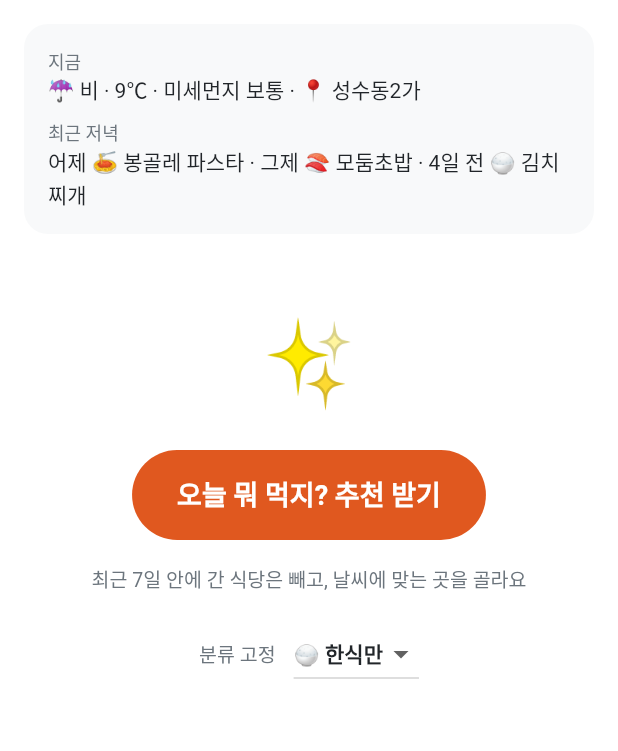
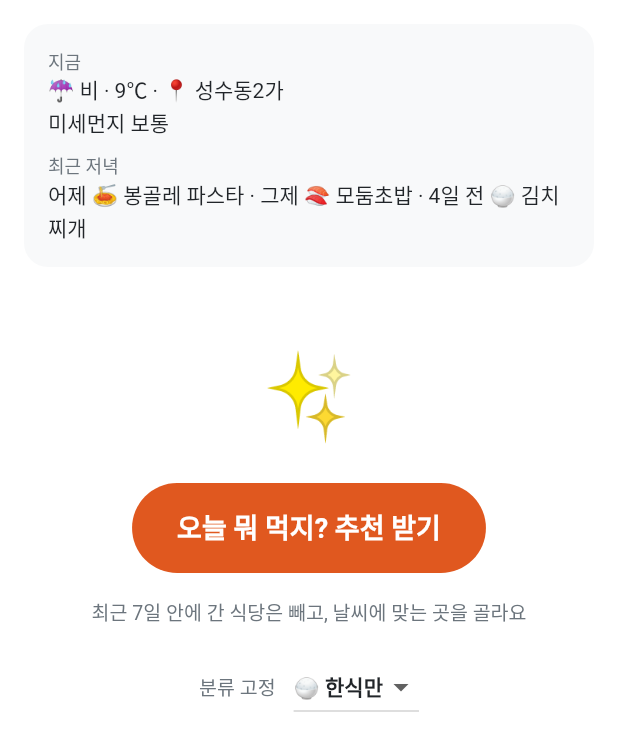
Before and after one commit to csnam-nature/DinnerDecision, a Flutter app: the _StartView widget shown alone on an empty page, opened directly with empty values, on a phone screen of 412 x 824 dp. Shown: the top 751 px of the screen. Run offline on Flutter 3.47's test engine with Material 3 defaults, Android fonts, the phone set to English and light mode, and no system bars; our stand-ins replace dio, drift, drift_flutter, file_picker, firebase_core, firebase_crashlytics and 6 more; missing offline and left inert: firebase_app_check, flutter_naver_map; accounts and stored records are empty; generated files the repository leaves out were written again; Roboto replaces fonts that are missing (Pretendard).

Commit message:
Show PM10 and PM2.5 values and grades under the weather line
- Server: dustDetail now carries pm10Level and pm25Level (1-hour grade
  first) next to the concentrations
- App: Weather.air (AirQuality) from dustDetail; a second line reads
  "미세먼지 나쁨 85㎍/㎥ · 초미세먼지 보통 30㎍/㎥", shows only what is
  available, and falls back to the overall grade (sample weather)
- Nearby and recommend screens use the two-line WeatherSummary

Co-Authored-By: Claude Opus 5.5 <noreply@anthropic.com>
Claude-Session: https://claude.ai/code/session_01T3bk3sbjzwMgoUsSMB6gAi

```diff
--- a/app/lib/app/widgets/weather_text.dart
+++ b/app/lib/app/widgets/weather_text.dart
@@ -1,10 +1,41 @@
 import 'package:flutter_riverpod/flutter_riverpod.dart';
+import 'package:material_ui/material_ui.dart';
 
 import '../../domain/models/weather.dart';
 
-/// 화면 위쪽에 보이는 날씨 한 줄.
+/// 화면 위쪽에 보이는 날씨 한 줄 (하늘·기온). 미세먼지는 [dustLine]으로 따로.
 String weatherLine(AsyncValue<Weather?> weather) => switch (weather) {
-  AsyncData(value: final w?) => w.summaryWithDust,
+  AsyncData(value: final w?) => w.summary,
   AsyncData() || AsyncError() => '날씨 정보 없음',
   _ => '날씨를 확인하는 중…',
 };
+
+/// 미세먼지 줄. 예: "미세먼지 나쁨 85㎍/㎥ · 초미세먼지 보통 30㎍/㎥". 모르면 null.
+String? dustLine(AsyncValue<Weather?> weather) => weather.value?.dustLine;
+
+/// 날씨 줄 + (있으면) 미세먼지 줄. [suffix]는 날씨 줄 뒤에 붙인다 (예: 위치 이름).
+class WeatherSummary extends StatelessWidget {
+  const WeatherSummary({
+    super.key,
+    required this.weather,
+    this.style,
+    this.suffix = '',
+  });
+
+  final AsyncValue<Weather?> weather;
+  final TextStyle? style;
+  final String suffix;
+
+  @override
+  Widget build(BuildContext context) {
+    final dust = dustLine(weather);
+    return Column(
+      crossAxisAlignment: CrossAxisAlignment.start,
+      mainAxisSize: MainAxisSize.min,
+      children: [
+        Text('${weatherLine(weather)}$suffix', style: style),
+        if (dust != null) Text(dust, style: style),
+      ],
+    );
+  }
+}
--- a/app/lib/domain/models/weather.dart
+++ b/app/lib/domain/models/weather.dart
@@ -17,12 +17,32 @@ enum DustLevel {
   bool get isBad => this == bad || this == veryBad;
 }
 
+/// 가까운 측정소의 미세먼지(PM10)·초미세먼지(PM2.5) 농도(㎍/㎥)와 등급 (에어코리아).
+class AirQuality {
+  const AirQuality({
+    this.pm10,
+    this.pm10Level,
+    this.pm25,
+    this.pm25Level,
+    this.station = '',
+    this.measuredAt = '',
+  });
+
+  final int? pm10;
+  final DustLevel? pm10Level;
+  final int? pm25;
+  final DustLevel? pm25Level;
+  final String station;
+  final String measuredAt;
+}
+
 class Weather {
   const Weather({
     required this.tempC,
     this.precipitation = Precipitation.none,
     this.sky = Sky.clear,
     this.dust,
+    this.air,
   });
 
   final double tempC;
@@ -31,6 +51,9 @@ class Weather {
 
   /// 미세먼지 (에어코리아, PM10·PM2.5 중 나쁜 쪽). 모르면 null.
   final DustLevel? dust;
+
+  /// 미세먼지·초미세먼지 수치. 서버가 주지 않았으면 null (예시 날씨 등).
+  final AirQuality? air;
 
   int get tempRounded => tempC.round();
 
@@ -57,6 +80,28 @@ class Weather {
   /// 예: "☔ 비 · 9℃"
   String get summary => '$emoji $skyLabel · $tempRounded℃';
 
+  /// 화면에 보이는 미세먼지 줄. 모르면 null.
+  /// 예: "미세먼지 나쁨 85㎍/㎥ · 초미세먼지 보통 30㎍/㎥", 수치가 없으면 "미세먼지 보통".
+  String? get dustLine {
+    final a = air;
+    if (a != null) {
+      String? part(String name, DustLevel? level, int? value) {
+        final words = [
+          if (level != null) level.label,
+          if (value != null) '$value㎍/㎥',
+        ];
+        return words.isEmpty ? null : '$name ${words.join(' ')}';
+      }
+
+      final parts = [
+        ?part('미세먼지', a.pm10Level, a.pm10),
+        ?part('초미세먼지', a.pm25Level, a.pm25),
+      ];
+      if (parts.isNotEmpty) return parts.join(' · ');
+    }
+    return dust == null ? null : '미세먼지 ${dust!.label}';
+  }
+
   /// 예: "☔ 비 · 9℃ · 미세먼지 보통". 미세먼지를 모르면 summary와 같다.
   String get summaryWithDust =>
       dust == null ? summary : '$summary · 미세먼지 ${dust!.label}';
--- a/app/lib/features/nearby/nearby_screen.dart
+++ b/app/lib/features/nearby/nearby_screen.dart
@@ -71,7 +71,10 @@ class NearbyScreen extends ConsumerWidget {
         children: [
           Padding(
             padding: const EdgeInsets.fromLTRB(Gap.lg, 0, Gap.lg, Gap.sm),
-            child: Text(weatherLine(weather), style: context.text.bodySmall),
+            child: WeatherSummary(
+              weather: weather,
+              style: context.text.bodySmall,
+            ),
           ),
           const _CuisineFilterBar(),
           if (!view.mapMode) const _ListTools(),
--- a/app/lib/features/recommend/recommend_screen.dart
+++ b/app/lib/features/recommend/recommend_screen.dart
@@ -96,8 +96,9 @@ class _StartView extends ConsumerWidget {
             crossAxisAlignment: CrossAxisAlignment.start,
             children: [
               Text('지금', style: context.text.labelSmall),
-              Text(
-                '${weatherLine(weather)} · 📍 ${location?.name ?? '위치 확인 중'}',
+              WeatherSummary(
+                weather: weather,
+                suffix: ' · 📍 ${location?.name ?? '위치 확인 중'}',
                 style: context.text.bodyMedium,
               ),
               const SizedBox(height: Gap.sm),
```
Also changed, not shown: app/lib/data/repositories/weather_repository.dart (+23 -7 lines), 6 other files.
